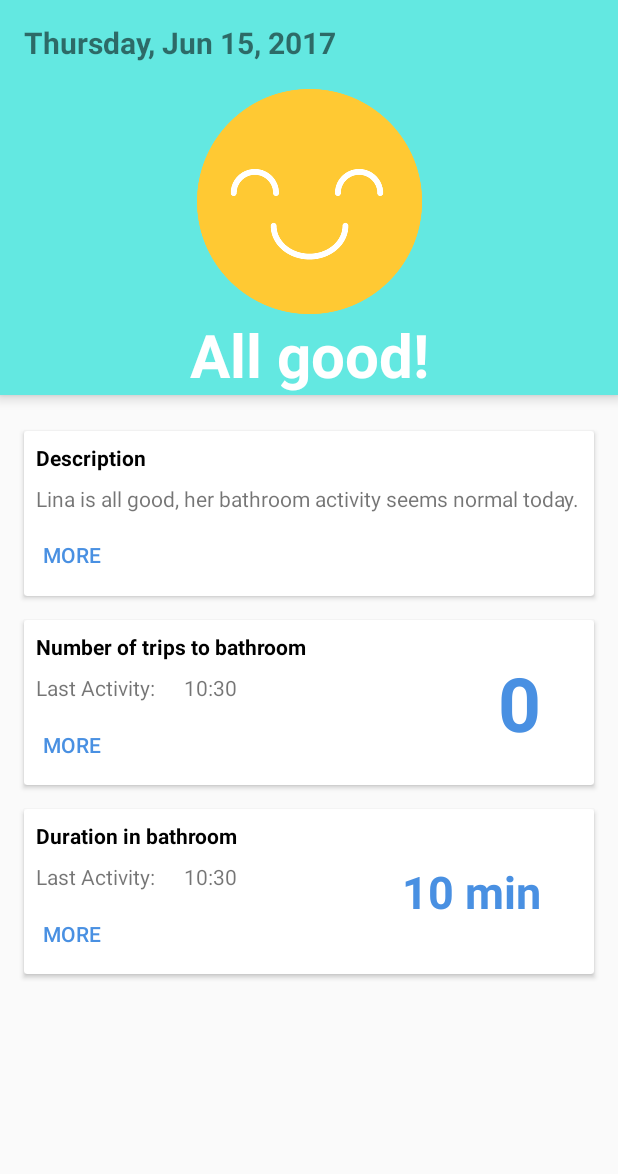
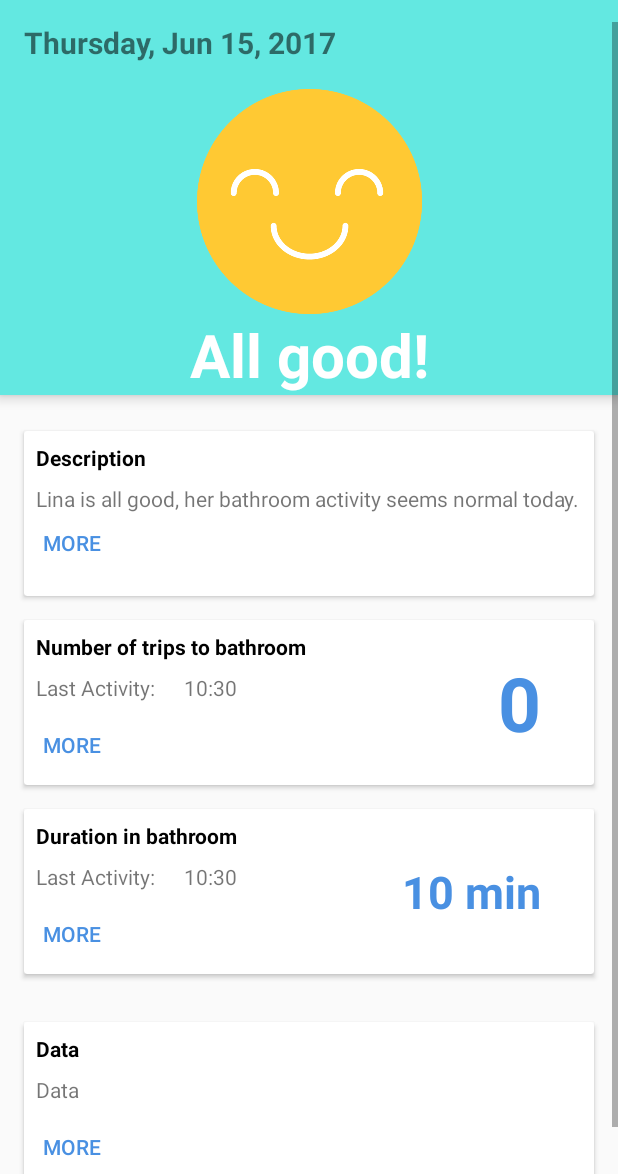
Before and after one commit to bowenchin/Carla, an Android app: the MainActivity screen opened directly, with no data from a screen before it, on a phone screen of 412 x 824 dp, the part 62-1236 px from its top. Run offline under Robolectric (Android 15) with nearby library versions, the phone set to English and light mode, and no system bars; network calls fail; 7 statements that could not run were skipped.

Commit message:
Minor fixes

```diff
--- a/app/src/main/java/com/carla/carla/MainActivity.java
+++ b/app/src/main/java/com/carla/carla/MainActivity.java
@@ -31,6 +31,9 @@ public class MainActivity extends AppCompatActivity {
     private TextView duration_update;
     private TextView trip_counter;
     private TextView timer_count;
+    private TextView inputData;
+
+    private int counter = 0;
 
     Handler bluetoothIn;
     final int handlerState = 0;        				 //used to identify handler message
@@ -70,6 +73,7 @@ public class MainActivity extends AppCompatActivity {
 
         trip_counter = (TextView)findViewById(R.id.trip_counter);
         timer_count = (TextView)findViewById(R.id.timer);
+        inputData = (TextView)findViewById(R.id.inputData);
 
         bluetoothIn = new Handler() {
             public void handleMessage(android.os.Message msg) {
@@ -80,8 +84,16 @@ public class MainActivity extends AppCompatActivity {
                     if (endOfLineIndex > 0) {                                           // make sure there data before ~
                         String dataInPrint = recDataString.substring(0, endOfLineIndex);    // extract string
                         timer_count.setText("Data Received = " + dataInPrint);
+                        inputData.setText("Data Received = " + dataInPrint);
+
                         int dataLength = dataInPrint.length();							//get length of data received
 //                        txtStringLength.setText("String Length = " + String.valueOf(dataLength));
+                        String inputData = dataInPrint.substring(1,endOfLineIndex);
+                        //int counterData = Integer.parseInt(inputData);
+//                        if(inputData.equals("1")){
+//                            counter++;
+//                        }
+
 
                         if (recDataString.charAt(0) == '#')								//if it starts with # we know it is what we are looking for
                         {
@@ -95,13 +107,13 @@ public class MainActivity extends AppCompatActivity {
 //                            sensorView2.setText(" Sensor 2 Voltage = " + sensor2 + "V");
 //                            sensorView3.setText(" Sensor 3 Voltage = " + sensor3 + "V");
 
-                            trip_counter.setText(recDataString.substring(1,2));
+                            trip_counter.setText(inputData);
                             Log.d(TAG,dataInPrint);
 
                         }
                         recDataString.delete(0, recDataString.length()); 					//clear all string data
                         // strIncom =" ";
-                        dataInPrint = " ";
+                        //dataInPrint = " ";
                     }
                 }
             }
--- a/app/src/main/res/layout/activity_main.xml
+++ b/app/src/main/res/layout/activity_main.xml
@@ -33,7 +33,7 @@
                     android:textStyle="bold"
                     android:ems="10"
                     android:text="Saturday, June 12"
-                    tools:layout_editor_absoluteY="86dp"
+                    tools:layout_editor_absoluteY="3dp"
                     android:layout_marginLeft="16dp"
                     app:layout_constraintLeft_toLeftOf="parent"
                     android:layout_marginStart="16dp" />
@@ -70,6 +70,7 @@
                     android:layout_marginEnd="8dp"
                     app:layout_constraintHorizontal_bias="0.502" />
 
+
             </android.support.constraint.ConstraintLayout>
 
             <LinearLayout
@@ -94,8 +95,10 @@
 
                     <LinearLayout
                         android:layout_width="match_parent"
-                        android:layout_height="match_parent"
-                        android:orientation="vertical">
+                        android:layout_height="309dp"
+                        android:orientation="vertical"
+                        tools:layout_editor_absoluteX="8dp"
+                        tools:layout_editor_absoluteY="8dp">
 
                         <TextView
                             android:layout_width="wrap_content"
@@ -117,12 +120,11 @@
                             android:id="@+id/ok_button"
                             style="?android:buttonBarButtonStyle"
                             android:layout_width="wrap_content"
-                            android:layout_height="wrap_content"
-                            android:layout_weight="1"
+                            android:layout_height="36dp"
                             android:text="MORE"
                             android:textColor="@color/colorAccent" />
+                    </LinearLayout>
 
-                    </LinearLayout>
 
                 </android.support.v7.widget.CardView>
 
@@ -292,6 +294,65 @@
 
                 </android.support.v7.widget.CardView>
 
+                <android.support.v7.widget.CardView
+                    android:layout_width="match_parent"
+                    android:layout_height="110dp"
+                    android:layout_marginEnd="8dp"
+                    android:layout_marginLeft="8dp"
+                    android:layout_marginRight="8dp"
+                    android:layout_marginStart="8dp"
+                    android:layout_marginTop="16dp"
+                    android:layout_marginBottom="16dp"
+                    android:padding="5dp"
+                    app:layout_constraintLeft_toLeftOf="parent"
+                    app:layout_constraintRight_toRightOf="parent"
+                    app:layout_constraintTop_toBottomOf="@+id/cardView">
+
+                    <RelativeLayout
+                        android:layout_width="match_parent"
+                        android:layout_height="match_parent"
+                        android:orientation="vertical">
+
+                        <TextView
+                            android:layout_width="wrap_content"
+                            android:layout_height="wrap_content"
+                            android:padding="8dp"
+                            android:text="Data"
+                            android:textColor="#000000"
+                            android:textStyle="bold"
+                            android:id="@+id/textView5" />
+
+                        <TextView
+                            android:id="@+id/inputData"
+                            android:layout_width="wrap_content"
+                            android:layout_height="wrap_content"
+                            android:layout_alignParentLeft="true"
+                            android:layout_alignParentStart="true"
+                            android:layout_below="@+id/textView5"
+                            android:paddingEnd="8dp"
+                            android:paddingStart="8dp"
+                            android:text="Data"
+                            android:layout_alignParentRight="true"
+                            android:layout_alignParentEnd="true"
+                            android:layout_above="@+id/ok_button" />
+
+                        <Button
+                            android:id="@+id/ok_button"
+                            style="?android:buttonBarButtonStyle"
+                            android:layout_width="wrap_content"
+                            android:layout_height="wrap_content"
+                            android:layout_weight="1"
+                            android:text="MORE"
+                            android:textColor="@color/colorAccent"
+                            android:layout_alignParentBottom="true"
+                            android:layout_alignParentLeft="true"
+                            android:layout_alignParentStart="true" />
+
+                    </RelativeLayout>
+
+                </android.support.v7.widget.CardView>
+
+
 
 
             </LinearLayout>
```
